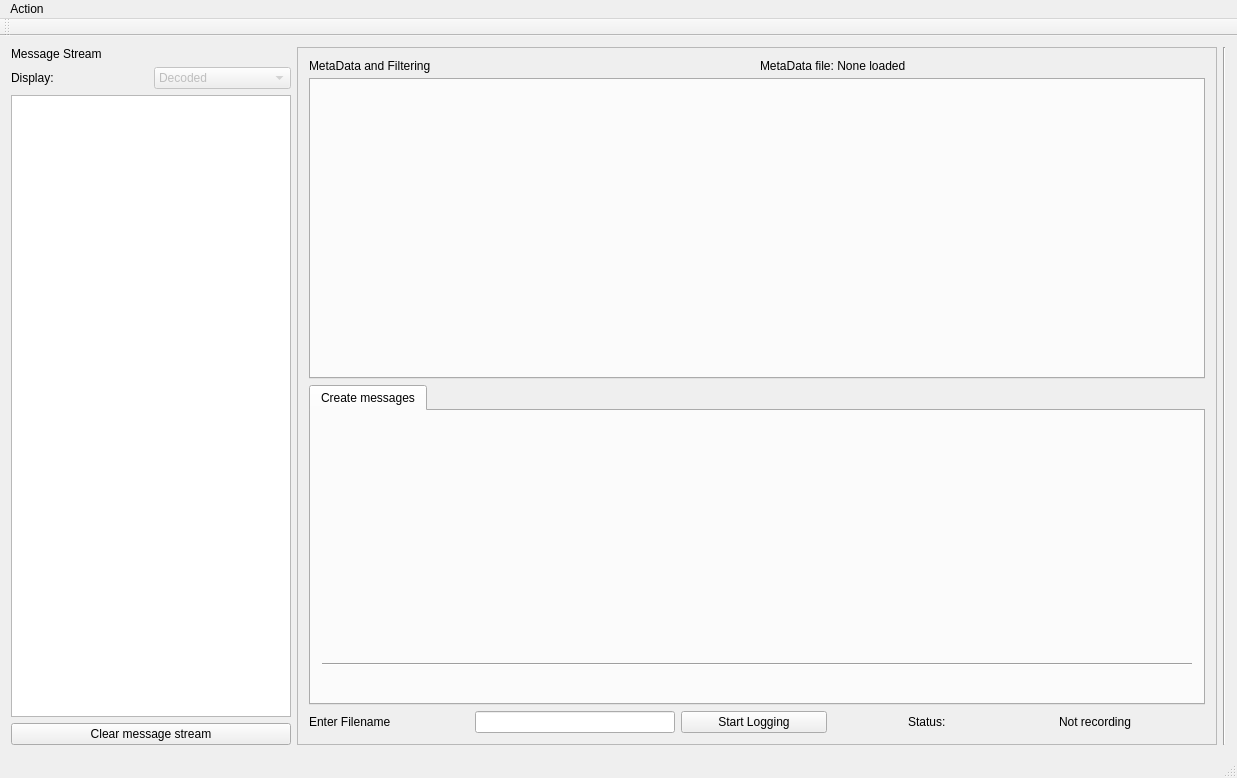
Qt form canaconda_mainwindow.ui (xela144/CANaconda) before a commit.
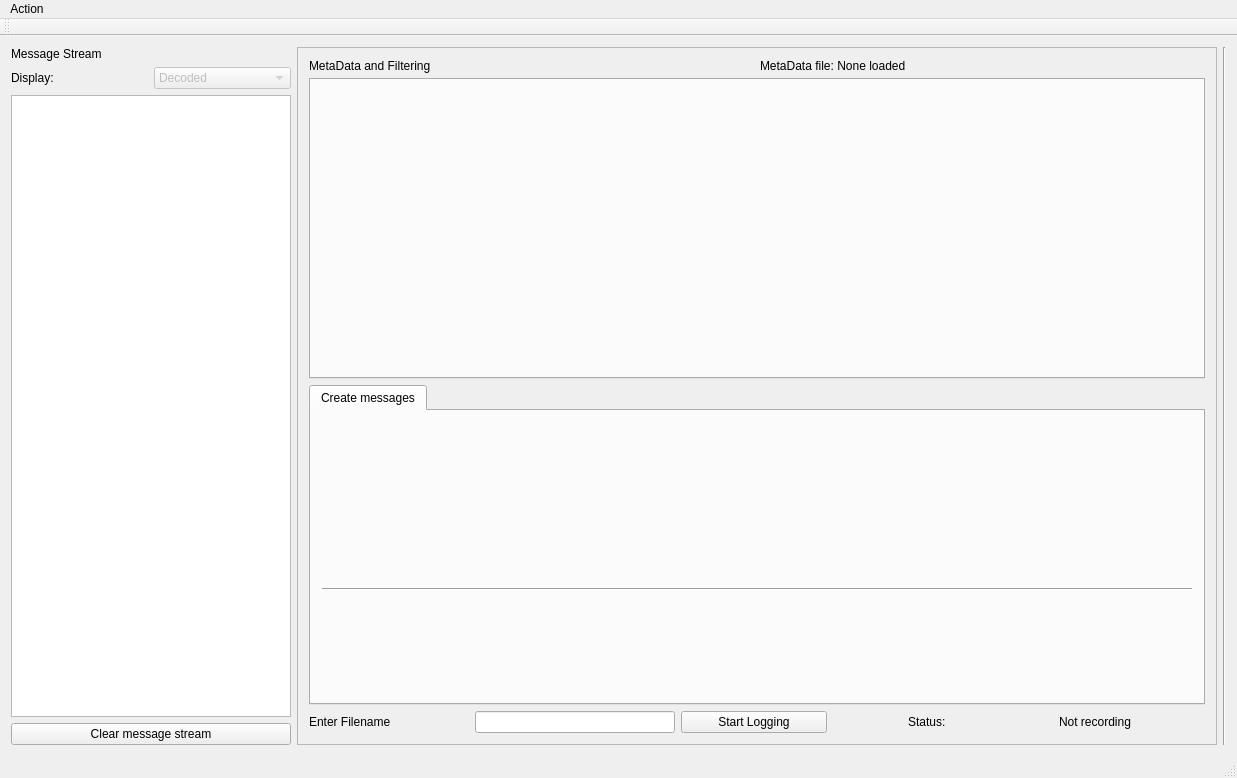
The same form after that commit.

```diff
--- a/canaconda_mainwindow.ui
+++ b/canaconda_mainwindow.ui
@@ -6,7 +6,7 @@
    <rect>
     <x>0</x>
     <y>0</y>
-    <width>1095</width>
+    <width>1229</width>
     <height>778</height>
    </rect>
   </property>
@@ -90,7 +90,7 @@
     <item>
      <widget class="QFrame" name="frame">
       <property name="sizePolicy">
-       <sizepolicy hsizetype="Expanding" vsizetype="Preferred">
+       <sizepolicy hsizetype="MinimumExpanding" vsizetype="Preferred">
         <horstretch>0</horstretch>
         <verstretch>0</verstretch>
        </sizepolicy>
@@ -153,7 +153,7 @@
            <item>
             <widget class="QWidget" name="transmitWidget" native="true">
              <property name="sizePolicy">
-              <sizepolicy hsizetype="Preferred" vsizetype="Minimum">
+              <sizepolicy hsizetype="MinimumExpanding" vsizetype="Minimum">
                <horstretch>0</horstretch>
                <verstretch>0</verstretch>
               </sizepolicy>
@@ -161,7 +161,7 @@
              <property name="minimumSize">
               <size>
                <width>0</width>
-               <height>180</height>
+               <height>160</height>
               </size>
              </property>
              <property name="baseSize">
@@ -182,7 +182,7 @@
            <item>
             <widget class="QWidget" name="arbitraryTransmitWidget" native="true">
              <property name="sizePolicy">
-              <sizepolicy hsizetype="Maximum" vsizetype="Maximum">
+              <sizepolicy hsizetype="MinimumExpanding" vsizetype="MinimumExpanding">
                <horstretch>0</horstretch>
                <verstretch>0</verstretch>
               </sizepolicy>
@@ -190,7 +190,7 @@
              <property name="minimumSize">
               <size>
                <width>0</width>
-               <height>20</height>
+               <height>44</height>
               </size>
              </property>
              <property name="baseSize">
```
Left out of the diff: 13 changed lines with no effect on the pictures.
